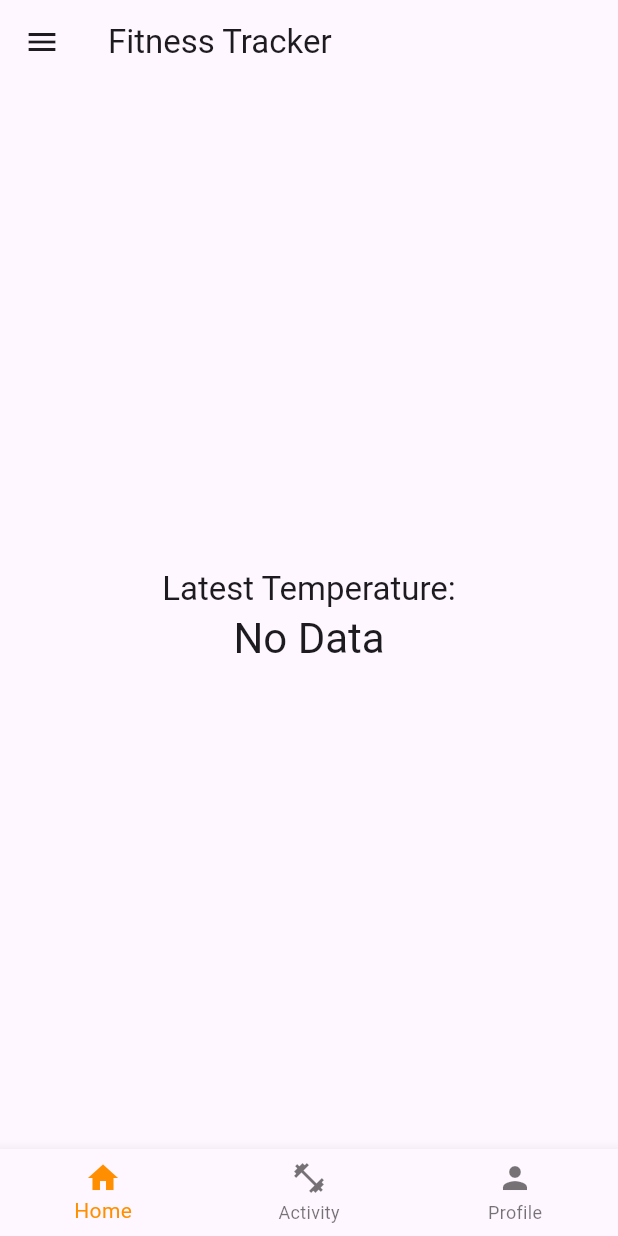
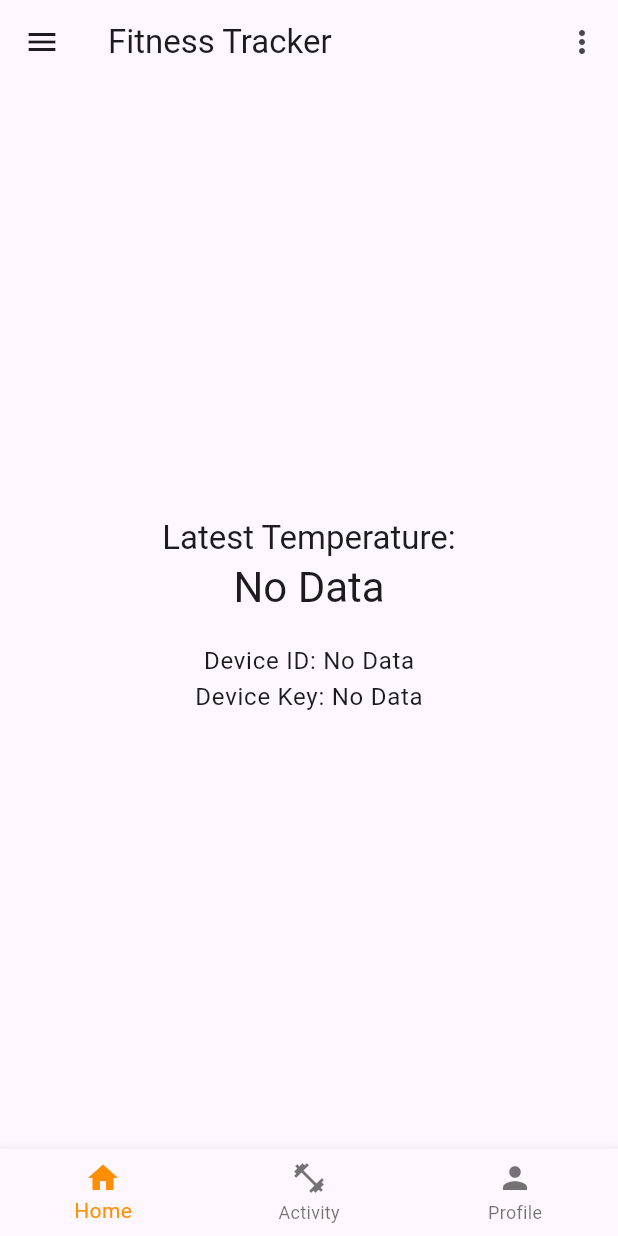
Before and after one commit to RoSteik/moblabs, a Flutter app: the MainPage screen opened by its route, on a phone screen of 412 x 824 dp. Run offline on Flutter 3.47's test engine with Material 3 defaults, Android fonts, the phone set to English and light mode, and no system bars; our stand-ins replace connectivity_plus, shared_preferences; missing offline and left inert: mobile_scanner, mqtt_client; accounts and stored records are empty.

Commit message:
half of lab5 added

```diff
--- a/lib/lab2/elements/app_routes.dart
+++ b/lib/lab2/elements/app_routes.dart
@@ -3,6 +3,7 @@ import 'package:flutter/material.dart';
 import 'package:moblabs/lab2/pages/login_page.dart';
 import 'package:moblabs/lab2/pages/main_page.dart';
 import 'package:moblabs/lab2/pages/registration_page.dart';
+import 'package:moblabs/lab2/pages/setup_device_page.dart';
 import 'package:moblabs/lab2/pages/user_profile_page.dart';
 
 final Map<String, WidgetBuilder> appRoutes = {
@@ -10,4 +11,5 @@ final Map<String, WidgetBuilder> appRoutes = {
   '/login': (context) => const LoginPage(),
   '/registration': (context) => const RegistrationPage(),
   '/profile': (context) => const UserProfilePage(),
+  '/setup_device': (context) => const SetupDevicePage(),
 };
--- a/lib/lab2/pages/main_page.dart
+++ b/lib/lab2/pages/main_page.dart
@@ -12,6 +12,7 @@ import 'package:moblabs/lab2/widgets/custom_drawer.dart';
 import 'package:mqtt_client/mqtt_client.dart';
 import 'package:mqtt_client/mqtt_server_client.dart';
 import 'package:provider/provider.dart';
+import 'package:shared_preferences/shared_preferences.dart';
 
 class MainPage extends StatefulWidget {
   const MainPage({super.key});
@@ -31,17 +32,32 @@ class _MainPageState extends State<MainPage> {
   MqttServerClient? _mqttClient;
   double? _latestTemperature;
 
+  String? _deviceId;
+  String? _deviceKey;
+
+
 
   @override
   void initState() {
     super.initState();
     _loadFitnessDataList();
+
+    _loadDeviceCredentials();
+
     initConnectivity();
-    _connectivitySubscription =
-        _connectivity.onConnectivityChanged.listen(_updateConnectionStatus);
+    _connectivitySubscription = _connectivity.onConnectivityChanged.listen(
+      _updateConnectionStatus,
+    );
     _connectToMQTT();
   }
 
+  Future<void> _loadDeviceCredentials() async {
+    final prefs = await SharedPreferences.getInstance();
+    setState(() {
+      _deviceId = prefs.getString('deviceId');
+      _deviceKey = prefs.getString('deviceKey');
+    });
+  }
 
   void _showNoInternetDialog() {
     showDialog<void>(
@@ -49,8 +65,10 @@ class _MainPageState extends State<MainPage> {
       builder: (BuildContext context) {
         return AlertDialog(
           title: const Text('No Internet Connection'),
-          content: const Text('You have lost connection to the internet.'
-              ' Some features may not be available.'),
+          content: const Text(
+            'You have lost connection to the internet.'
+            ' Some features may not be available.',
+          ),
           actions: [
             TextButton(
               child: const Text('OK'),
@@ -64,14 +82,12 @@ class _MainPageState extends State<MainPage> {
     );
   }
 
-
   @override
   void dispose() {
     _connectivitySubscription.cancel();
     _mqttClient?.disconnect();
     super.dispose();
   }
-
 
   Future<void> initConnectivity() async {
     late List<ConnectivityResult> result;
@@ -89,7 +105,6 @@ class _MainPageState extends State<MainPage> {
     return _updateConnectionStatus(result);
   }
 
-
   Future<void> _updateConnectionStatus(List<ConnectivityResult> result) async {
     setState(() {
       _connectionStatus = result;
@@ -99,7 +114,6 @@ class _MainPageState extends State<MainPage> {
       _showNoInternetDialog();
     }
   }
-
 
   void onItemTapped(
     BuildContext context,
@@ -221,7 +235,6 @@ class _MainPageState extends State<MainPage> {
     );
   }
 
-
   Future<void> _connectToMQTT() async {
     const broker = 'test.mosquitto.org';
     const port = 1883;
@@ -273,12 +286,11 @@ class _MainPageState extends State<MainPage> {
     developer.log('MQTT disconnected');
   }
 
-
   @override
   Widget build(BuildContext context) {
-
     final latestTemperature = _latestTemperature;
-    final temperatureDisplay = latestTemperature != null
+    final temperatureDisplay =
+        latestTemperature != null
             ? '${latestTemperature.toStringAsFixed(1)} °C'
             : 'No Data';
 
@@ -294,17 +306,39 @@ class _MainPageState extends State<MainPage> {
             temperatureDisplay,
             style: Theme.of(context).textTheme.headlineMedium,
           ),
+          const SizedBox(height: 20),
+          Text(
+            'Device ID: ${_deviceId ?? "No Data"}',
+            style: Theme.of(context).textTheme.bodyLarge,
+          ),
+          Text(
+            'Device Key: ${_deviceKey ?? "No Data"}',
+            style: Theme.of(context).textTheme.bodyLarge,
+          ),
         ],
       ),
     );
 
-
     return Scaffold(
       appBar: AppBar(
         title: const Text('Fitness Tracker'),
+        actions: [
+          PopupMenuButton<String>(
+            onSelected: (value) {
+              if (value == 'setup') {
+                Navigator.pushNamed(context, '/setup_device');
+              }
+            },
+            itemBuilder:
+                (_) => const [
+                  PopupMenuItem(value: 'setup', child: Text('Setup Device')),
+                ],
+          ),
+        ],
       ),
       drawer: const CustomDrawer(),
-      body: _selectedIndex == 1
+      body:
+          _selectedIndex == 1
               ? ListView.builder(
                 itemCount: _fitnessDataList.length,
                 itemBuilder: (context, index) {
@@ -329,11 +363,13 @@ class _MainPageState extends State<MainPage> {
               : _selectedIndex == 0
               ? temperatureWidget
               : Center(
-        child: _selectedIndex < pagesList(context).length
+                child:
+                    _selectedIndex < pagesList(context).length
                         ? pagesList(context).elementAt(_selectedIndex)
                         : Container(),
               ),
-      floatingActionButton: _selectedIndex == 1
+      floatingActionButton:
+          _selectedIndex == 1
               ? FloatingActionButton(
                 onPressed: _addFitnessData,
                 tooltip: 'Add Data',
--- a/pubspec.yaml
+++ b/pubspec.yaml
@@ -38,6 +38,8 @@ dependencies:
   provider: ^6.1.2
   connectivity_plus: ^6.1.3
   mqtt_client: ^10.8.0
+
+  mobile_scanner: ^6.0.9
 
 dev_dependencies:
   flutter_test:
```
Also changed, not shown: lib/lab2/pages/setup_device_page.dart (added, +80 -0 lines), pubspec.lock, 2 other files. Lines whose indentation alone changed are shown as unchanged.
